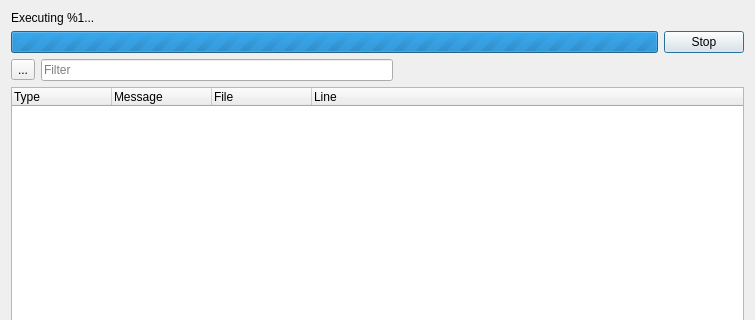
fougue/mayo, file src/app/dialog_exec_script.ui: the form before one commit; both pictures show x 0 to 755 and y 0 to 320 of the 755 by 479 pixel window.
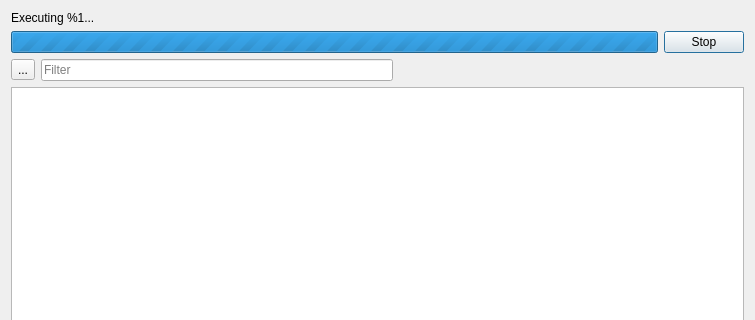
The form after the commit.

Commit message: App: [WIP3] DialogExecScript pane toolbars

What changed in the file:
```diff
--- a/src/app/dialog_exec_script.ui
+++ b/src/app/dialog_exec_script.ui
@@ -234,7 +234,7 @@
            <number>0</number>
           </property>
           <item>
-           <widget class="QTreeWidget" name="treeWidget_OutputList">
+           <widget class="QTreeView" name="treeView_OutputList">
             <property name="sizePolicy">
              <sizepolicy hsizetype="Expanding" vsizetype="Expanding">
               <horstretch>0</horstretch>
@@ -250,35 +250,12 @@
             <property name="itemsExpandable">
              <bool>false</bool>
             </property>
-            <property name="sortingEnabled">
-             <bool>false</bool>
-            </property>
             <property name="expandsOnDoubleClick">
              <bool>false</bool>
             </property>
-            <attribute name="headerShowSortIndicator" stdset="0">
+            <attribute name="headerStretchLastSection">
              <bool>false</bool>
             </attribute>
-            <column>
-             <property name="text">
-              <string>Type</string>
-             </property>
-            </column>
-            <column>
-             <property name="text">
-              <string>Message</string>
-             </property>
-            </column>
-            <column>
-             <property name="text">
-              <string>File</string>
-             </property>
-            </column>
-            <column>
-             <property name="text">
-              <string>Line</string>
-             </property>
-            </column>
            </widget>
           </item>
          </layout>
```
Left out of the diff: 12 changed lines with no effect on the pictures. The commit also changes 2 other files.
